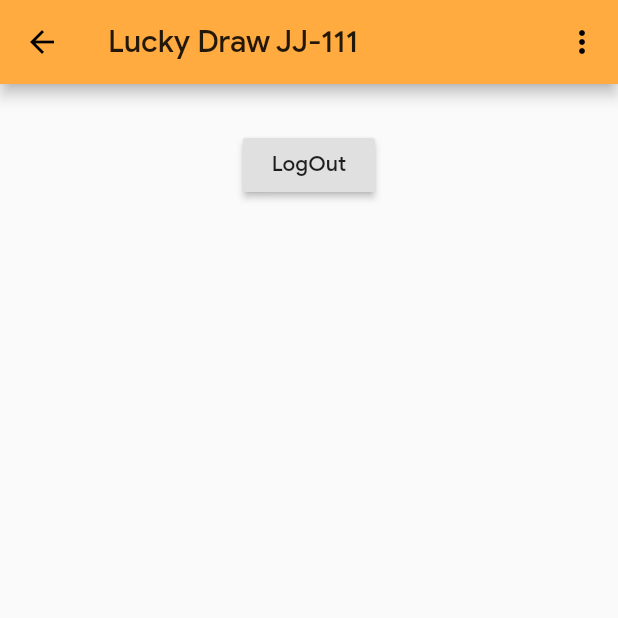
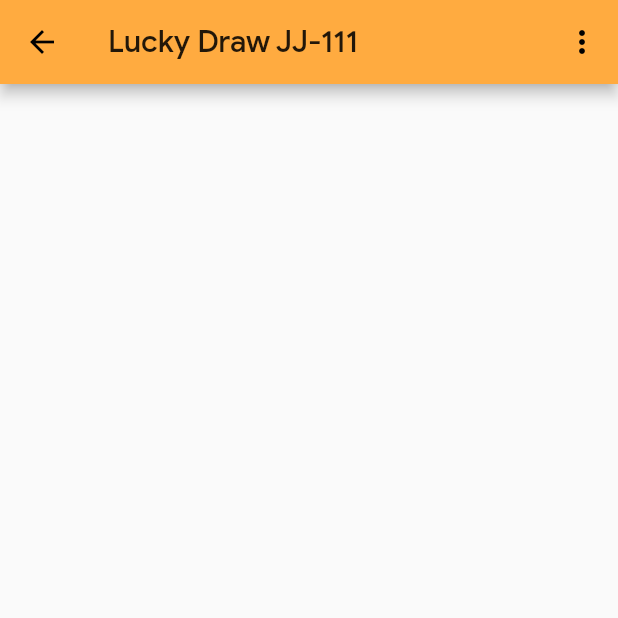
Before and after one commit to milanvadher/luckydraw-flutter, a Flutter app: the HomePage screen opened by its route, on a phone screen of 412 x 824 dp, the top half of it. Run offline on Flutter 3.47's test engine with Material 2 defaults, Android fonts, the phone set to English and light mode, and no system bars; our stand-ins replace shared_preferences; accounts and stored records are empty.

Commit message:
add logout in popupmenu

```diff
--- a/lib/page/home.dart
+++ b/lib/page/home.dart
@@ -68,7 +68,8 @@ class _HomePageState extends State<HomePage> {
     [Icons.flag, 'Winners'],
     [Icons.person, 'Profile'],
     [Icons.details, 'About us'],
-    [Icons.share, 'Share']
+    [Icons.share, 'Share'],
+    [Icons.exit_to_app, 'Logout']
   ];
 
   _HomePageState() {
@@ -200,12 +201,6 @@ class _HomePageState extends State<HomePage> {
                             ))
                         .toList(),
                   ),
-                  RaisedButton(
-                    onPressed: () {
-                      _logOut();
-                    },
-                    child: Text('LogOut'),
-                  )
                 ],
               ),
             ],
@@ -477,6 +472,9 @@ class _HomePageState extends State<HomePage> {
     if (choise == 'Share') {
       _shareApp();
     }
+    if (choise == 'Logout') {
+      _logOut();
+    }
   }
 
   void _aboutDialog(BuildContext context) {
```
